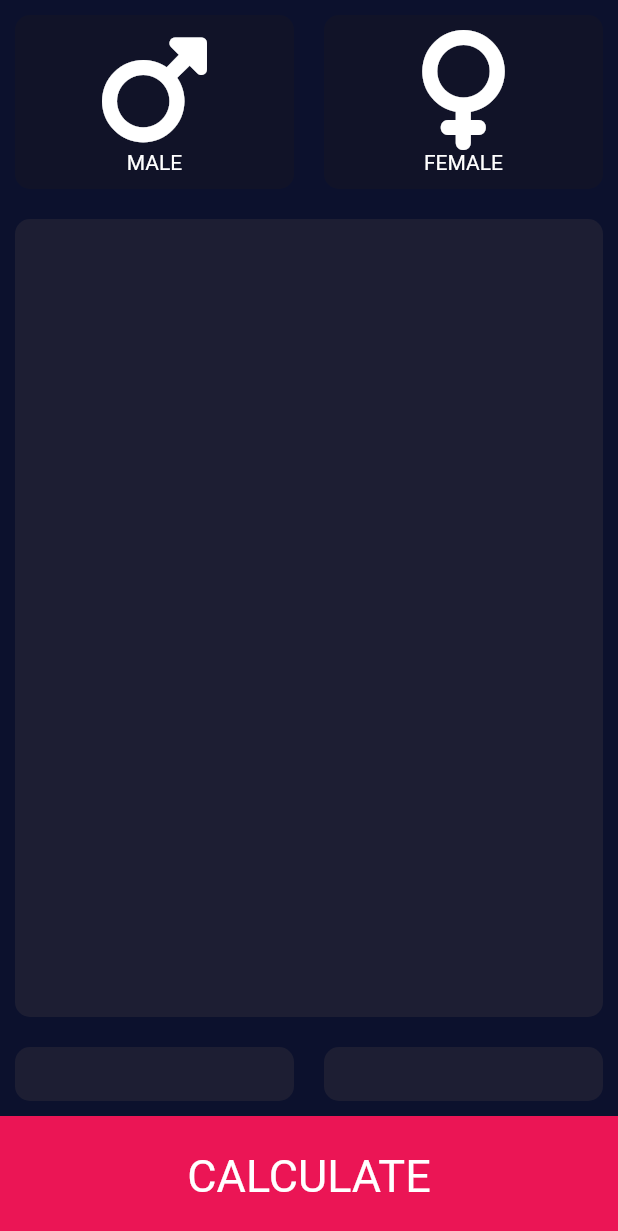
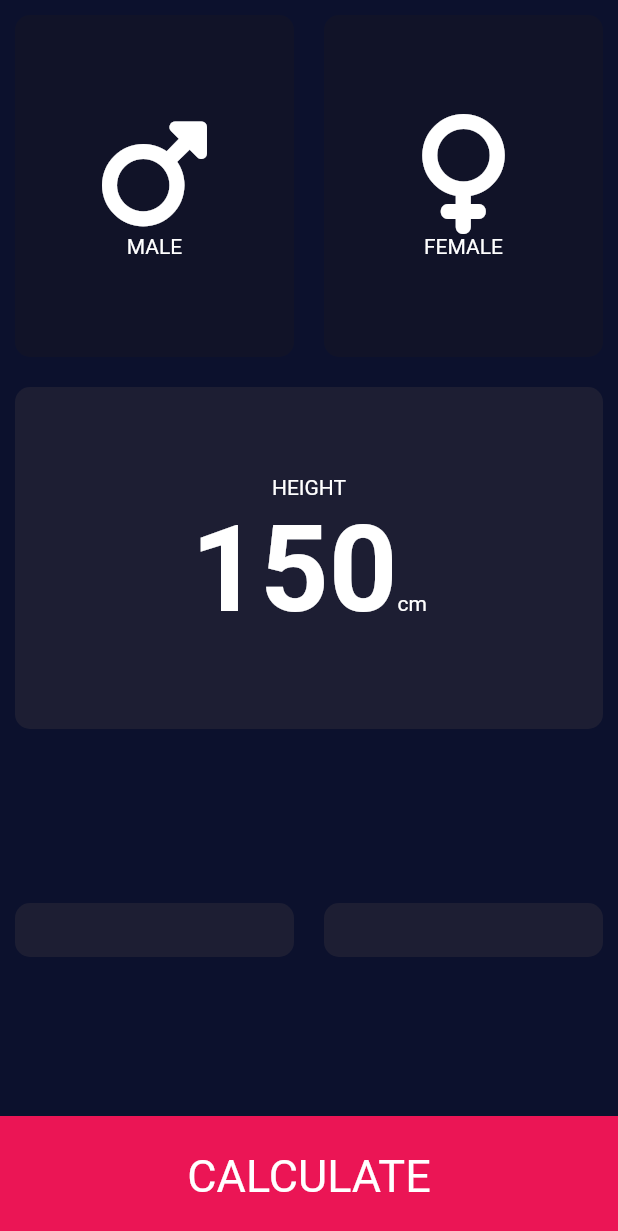
Before and after one commit to HooEP01/bmi, a Flutter app: the screen it shows after launch, on a phone screen of 412 x 824 dp. Shown: the top 1231 px of the screen. Run offline on Flutter 3.47's test engine with Material 2 defaults, Android fonts, the phone set to English and light mode, and no system bars; our stand-ins replace font_awesome_flutter.

Commit message:
Design Issue solved with Middle Container

```diff
--- a/lib/input_page.dart
+++ b/lib/input_page.dart
@@ -25,15 +25,17 @@ class _InputPageState extends State<InputPage> {
   Widget build(BuildContext context) {
     return Scaffold(
       body: Column(
-        mainAxisAlignment: MainAxisAlignment.spaceBetween,
+        mainAxisAlignment: MainAxisAlignment.spaceEvenly,
         crossAxisAlignment: CrossAxisAlignment.stretch,
         children: [
-          Row(
+          Expanded(
+            child: Row(
               children: [
                 Expanded(
                   child: GestureDetector(
                     child: ReusableCard(
                       cardChild: Column(
+                        mainAxisAlignment: MainAxisAlignment.center,
                         children: [
                           Icon(
                             FontAwesomeIcons.mars,
@@ -42,7 +44,9 @@ class _InputPageState extends State<InputPage> {
                           Text('MALE'),
                         ],
                       ),
-                    cardColor: selectedGender == Gender.male ? ActiveCardColor : InactiveColor,
+                      cardColor: selectedGender == Gender.male
+                          ? ActiveCardColor
+                          : InactiveColor,
                     ),
                     onTap: () {
                       setState(() {
@@ -56,6 +60,7 @@ class _InputPageState extends State<InputPage> {
                   child: GestureDetector(
                     child: ReusableCard(
                       cardChild: Column(
+                        mainAxisAlignment: MainAxisAlignment.center,
                         children: [
                           Icon(
                             FontAwesomeIcons.venus,
@@ -64,7 +69,9 @@ class _InputPageState extends State<InputPage> {
                           Text('FEMALE'),
                         ],
                       ),
-                    cardColor: selectedGender == Gender.female ? ActiveCardColor : InactiveColor,
+                      cardColor: selectedGender == Gender.female
+                          ? ActiveCardColor
+                          : InactiveColor,
                     ),
                     onTap: () {
                       setState(() {
@@ -76,31 +83,65 @@ class _InputPageState extends State<InputPage> {
                 ),
               ],
             ),
+          ),
           Expanded(
             child: ReusableCard(
-              cardChild: Text(''),
+              //TODO: 1. Add a Column, which has children (Text, Row (Text, Text), Slider)
+              //TODO: 2. To align according to baseline, set CrossAxisAlignment - baseline and TextBaseline - alphabetic
+              //TODO: 3. The value of the Slider will be changed based on the onChanged() method
+              cardChild: Column(
+                mainAxisAlignment: MainAxisAlignment.center,
+                children: [
+                  Text('HEIGHT'),
+                  Row(
+                    mainAxisAlignment: MainAxisAlignment.center,
+                    crossAxisAlignment: CrossAxisAlignment.baseline,
+                    textBaseline: TextBaseline.alphabetic,
+                    children: [
+                      Text(
+                        '150',
+                        style: TextStyle(
+                          fontSize: 80.0,
+                          fontWeight: FontWeight.bold,
+                        ),
+                      ),
+                      Text('cm'),
+                    ],
+                  ),
+                ],
+              ),
               cardColor: ActiveCardColor,
             ),
           ),
-          Row(
+          Expanded(
+            child: Row(
               children: [
                 Expanded(
                   child: ReusableCard(
+                    //TODO: 5. Add a Column, which has children (Text, Text, Row (RoundIconButton, RoundIconButton))
+                    //TODO: 6. The RoundIconButton will received gesture that is going to change the value of the weight
                     cardChild: Text(''),
                     cardColor: ActiveCardColor,
                   ),
                 ),
                 Expanded(
                   child: ReusableCard(
+                    //TODO: 7. Add a Column, which has children (Text, Text, Row (RoundIconButton, RoundIconButton))
+                    //TODO: 8. The RoundIconButton will received gesture that is going to change the value of the age
                     cardChild: Text(''),
                     cardColor: ActiveCardColor,
                   ),
                 ),
               ],
             ),
+          ),
           Container(
             height: 80.0,
             color: Color(0xFFEB1555),
+            //TODO: 9. Wrap the Center widget with GestureDetector to receive onTap gesture
+            //TODO: 10. The onTap gesture will navigate to the ResultPage() using the Navigator.push()
+            //TODO: 13. The Navigator will push some value to the ResultPage()
+            //TODO: 14. Create a BMI Calculator class to calculate BMI value, display BMI category and display some words of encouragement
             child: Center(
               child: Text(
                 'CALCULATE',
@@ -115,3 +156,15 @@ class _InputPageState extends State<InputPage> {
     );
   }
 }
+
+//TODO: 4. Create a Stateless Widget for the Round Icon button using the following style
+// RawMaterialButton(
+// onPressed: onPress,
+// child: Icon(icon),
+// shape: CircleBorder(),
+// fillColor: Color(0xFF4C4F5E),
+// constraints: BoxConstraints.tightFor(
+// width: 45.0,
+// height: 45.0,
+// ),
+// );
--- /dev/null
+++ b/lib/result_page.dart
@@ -0,0 +1,4 @@
+//TODO 11. Design the ResultPage() to have a Column (Text, ReusableCard, BottomButton)
+//TODO 12. The ResultPage need to be able to receive value from InputPage()
+//TODO 15. The ReusableCard is going to display the values received
+//TODO 16. The BottomButton is going to navigate back to the InputPage using the Navigator.pop()
```
Lines whose indentation alone changed are shown as unchanged.
